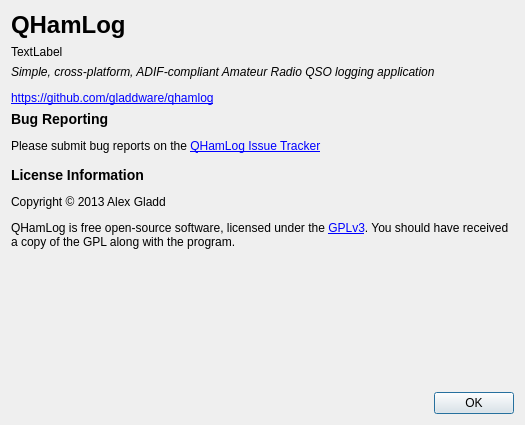
gladdware/qhamlog, file ui/aboutdialog.ui: the form before one commit.
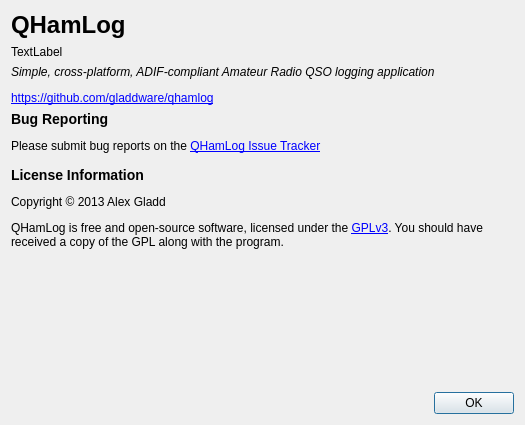
The form after the commit.

Commit message: Slight change to license text in about dialog

Diff of the .ui file:
```diff
--- a/ui/aboutdialog.ui
+++ b/ui/aboutdialog.ui
@@ -68,7 +68,7 @@
 &lt;h3&gt;Bug Reporting&lt;/h3&gt;
 &lt;p&gt;Please submit bug reports on the &lt;a href=&quot;https://github.com/gladdware/qhamlog/issues/new&quot;&gt;QHamLog Issue Tracker&lt;/a&gt;&lt;/p&gt;
 &lt;h3&gt;License Information&lt;/h3&gt;
-&lt;p&gt;Copyright © 2013 Alex Gladd&lt;/p&gt;&lt;p&gt;QHamLog is free open-source software, licensed under the &lt;a href=&quot;http://www.gnu.org/licenses/gpl.html&quot;&gt;GPLv3&lt;/a&gt;. You should have received a copy of the GPL along with the program.&lt;/p&gt;&lt;/body&gt;&lt;/html&gt;</string>
+&lt;p&gt;Copyright © 2013 Alex Gladd&lt;/p&gt;&lt;p&gt;QHamLog is free and open-source software, licensed under the &lt;a href=&quot;http://www.gnu.org/licenses/gpl.html&quot;&gt;GPLv3&lt;/a&gt;. You should have received a copy of the GPL along with the program.&lt;/p&gt;&lt;/body&gt;&lt;/html&gt;</string>
      </property>
      <property name="wordWrap">
       <bool>true</bool>
```
